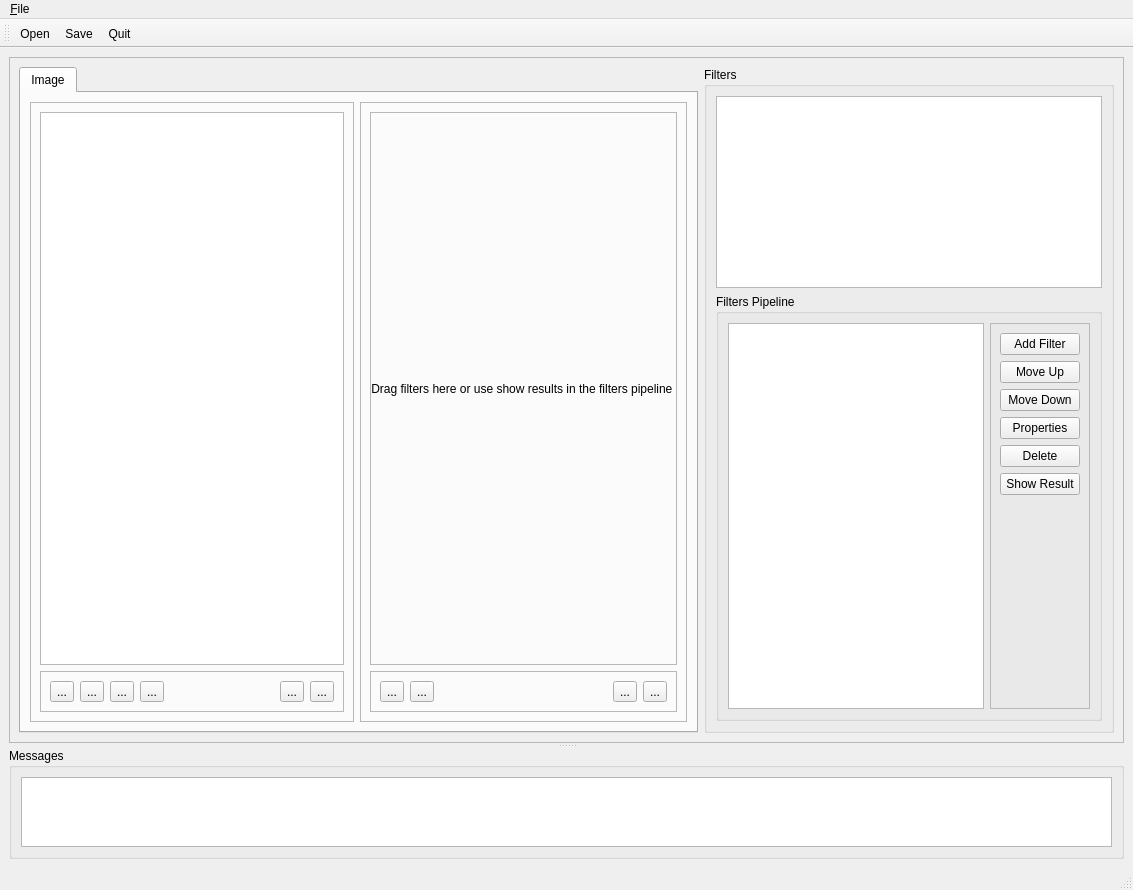
First picture: the form in testbench.ui, repository PierFF/Vision, before the edit.
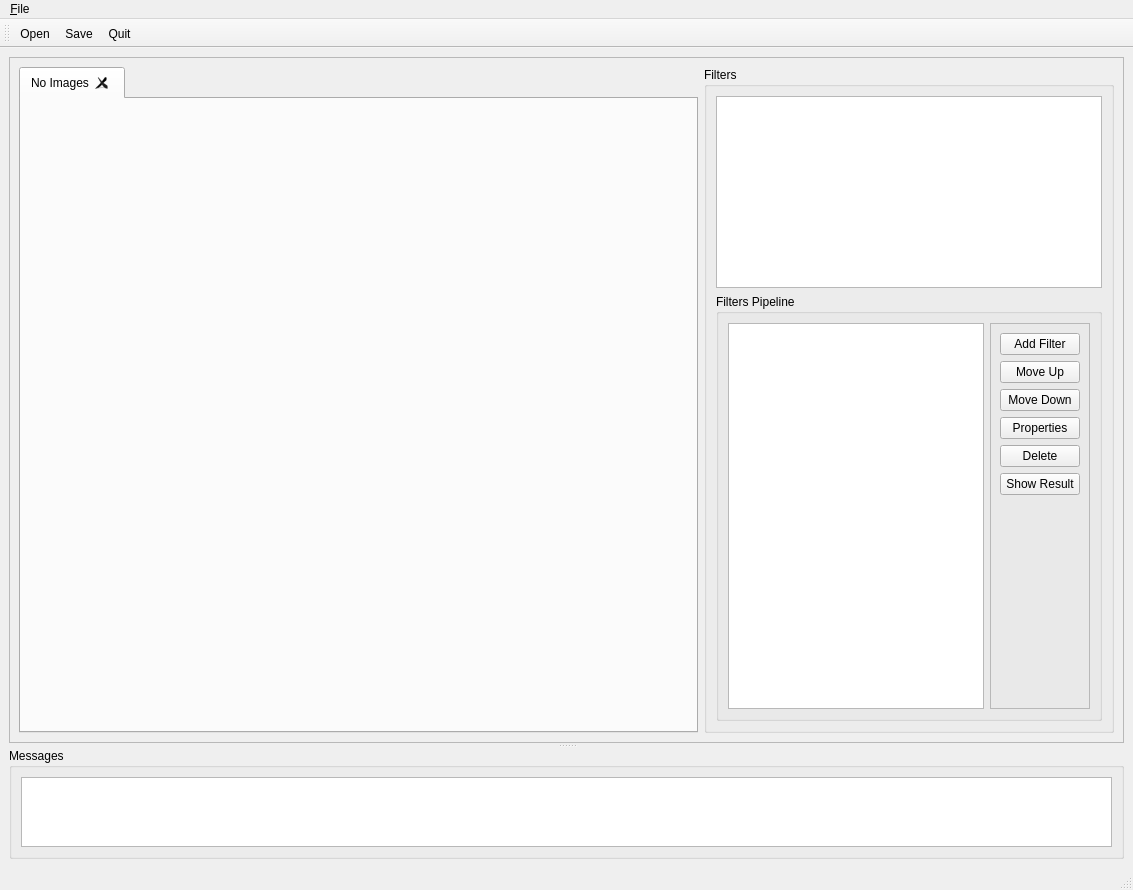
Second picture: the form after the edit.

Commit message: zoom implemented in single image

Diff of the .ui file:
```diff
--- a/testbench.ui
+++ b/testbench.ui
@@ -44,207 +44,30 @@
        </property>
        <layout class="QHBoxLayout" name="horizontalLayout">
         <item>
-         <widget class="QTabWidget" name="imagesTab">
+         <widget class="QTabWidget" name="tabsWidget">
+          <property name="enabled">
+           <bool>true</bool>
+          </property>
+          <property name="sizePolicy">
+           <sizepolicy hsizetype="Expanding" vsizetype="Expanding">
+            <horstretch>0</horstretch>
+            <verstretch>0</verstretch>
+           </sizepolicy>
+          </property>
           <property name="currentIndex">
            <number>0</number>
           </property>
+          <property name="tabsClosable">
+           <bool>true</bool>
+          </property>
+          <property name="movable">
+           <bool>true</bool>
+          </property>
           <widget class="QWidget" name="tab">
            <attribute name="title">
-            <string>Image</string>
+            <string>No Images</string>
            </attribute>
-           <layout class="QHBoxLayout" name="horizontalLayout_2">
-            <item>
-             <widget class="QFrame" name="frame_3">
-              <property name="sizePolicy">
-               <sizepolicy hsizetype="Expanding" vsizetype="Preferred">
-                <horstretch>1</horstretch>
-                <verstretch>0</verstretch>
-               </sizepolicy>
-              </property>
-              <property name="frameShape">
-               <enum>QFrame::StyledPanel</enum>
-              </property>
-              <property name="frameShadow">
-               <enum>QFrame::Raised</enum>
-              </property>
-              <layout class="QVBoxLayout" name="verticalLayout_5">
-               <item>
-                <widget class="QGraphicsView" name="graphicsView">
-                 <property name="sizePolicy">
-                  <sizepolicy hsizetype="Expanding" vsizetype="Expanding">
-                   <horstretch>1</horstretch>
-                   <verstretch>0</verstretch>
-                  </sizepolicy>
-                 </property>
-                </widget>
-               </item>
-               <item>
-                <widget class="QFrame" name="frame_4">
-                 <property name="frameShape">
-                  <enum>QFrame::StyledPanel</enum>
-                 </property>
-                 <property name="frameShadow">
-                  <enum>QFrame::Sunken</enum>
-                 </property>
-                 <property name="lineWidth">
-                  <number>2</number>
-                 </property>
-                 <layout class="QHBoxLayout" name="horizontalLayout_5">
-                  <item>
-                   <widget class="QToolButton" name="toolButton_2">
-                    <property name="text">
-                     <string>...</string>
-                    </property>
-                   </widget>
-                  </item>
-                  <item>
-                   <widget class="QToolButton" name="toolButton">
-                    <property name="text">
-                     <string>...</string>
-                    </property>
-                   </widget>
-                  </item>
-                  <item>
-                   <widget class="QToolButton" name="toolButton_3">
-                    <property name="text">
-                     <string>...</string>
-                    </property>
-                   </widget>
-                  </item>
-                  <item>
-                   <widget class="QToolButton" name="toolButton_4">
-                    <property name="text">
-                     <string>...</string>
-                    </property>
-                   </widget>
-                  </item>
-                  <item>
-                   <spacer name="horizontalSpacer">
-                    <property name="orientation">
-                     <enum>Qt::Horizontal</enum>
-                    </property>
-                    <property name="sizeHint" stdset="0">
-                     <size>
-                      <width>40</width>
-                      <height>20</height>
-                     </size>
-                    </property>
-                   </spacer>
-                  </item>
-                  <item>
-                   <widget class="QToolButton" name="toolButton_5">
-                    <property name="text">
-                     <string>...</string>
-                    </property>
-                   </widget>
-                  </item>
-                  <item>
-                   <widget class="QToolButton" name="toolButton_6">
-                    <property name="text">
-                     <string>...</string>
-                    </property>
-                   </widget>
-                  </item>
-                 </layout>
-                </widget>
-               </item>
-              </layout>
-             </widget>
-            </item>
-            <item>
-             <widget class="QFrame" name="filetrsUp">
-              <property name="sizePolicy">
-               <sizepolicy hsizetype="Expanding" vsizetype="Preferred">
-                <horstretch>1</horstretch>
-                <verstretch>0</verstretch>
-               </sizepolicy>
-              </property>
-              <property name="frameShape">
-               <enum>QFrame::StyledPanel</enum>
-              </property>
-              <property name="frameShadow">
-               <enum>QFrame::Raised</enum>
-              </property>
-              <layout class="QVBoxLayout" name="verticalLayout_6">
-               <item>
-                <widget class="QLabel" name="label">
-                 <property name="sizePolicy">
-                  <sizepolicy hsizetype="Expanding" vsizetype="Expanding">
-                   <horstretch>1</horstretch>
-                   <verstretch>0</verstretch>
-                  </sizepolicy>
-                 </property>
-                 <property name="frameShape">
-                  <enum>QFrame::StyledPanel</enum>
-                 </property>
-                 <property name="text">
-                  <string>Drag filters here or use show results in the filters pipeline </string>
-                 </property>
-                 <property name="alignment">
-                  <set>Qt::AlignCenter</set>
-                 </property>
-                 <property name="margin">
-                  <number>0</number>
-                 </property>
-                </widget>
-               </item>
-               <item>
-                <widget class="QFrame" name="frame_5">
-                 <property name="frameShape">
-                  <enum>QFrame::StyledPanel</enum>
-                 </property>
-                 <property name="frameShadow">
-                  <enum>QFrame::Sunken</enum>
-                 </property>
-                 <layout class="QHBoxLayout" name="horizontalLayout_4">
-                  <item>
-                   <widget class="QToolButton" name="toolButton_8">
-                    <property name="text">
-                     <string>...</string>
-                    </property>
-                   </widget>
-                  </item>
-                  <item>
-                   <widget class="QToolButton" name="toolButton_9">
-                    <property name="text">
-                     <string>...</string>
-                    </property>
-                   </widget>
-                  </item>
-                  <item>
-                   <spacer name="horizontalSpacer_2">
-                    <property name="orientation">
-                     <enum>Qt::Horizontal</enum>
-                    </property>
-                    <property name="sizeHint" stdset="0">
-                     <size>
-                      <width>40</width>
-                      <height>20</height>
-                     </size>
-                    </property>
-                   </spacer>
-                  </item>
-                  <item>
-                   <widget class="QToolButton" name="toolButton_10">
-                    <property name="text">
-                     <string>...</string>
-                    </property>
-                   </widget>
-                  </item>
-                  <item>
-                   <widget class="QToolButton" name="toolButton_7">
-                    <property name="text">
-                     <string>...</string>
-                    </property>
-                   </widget>
-                  </item>
-                 </layout>
-                </widget>
-               </item>
-              </layout>
-             </widget>
-            </item>
-           </layout>
+           <layout class="QHBoxLayout" name="horizontalLayout_6"/>
           </widget>
          </widget>
         </item>
```
The commit also changes 11 other files.
